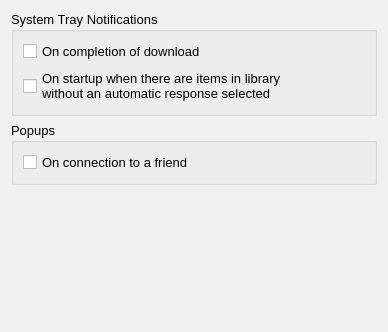
This is MixologistGui/gui/Preferences/NotifyDialog.ui in rebeccaskinner/The-Mixologist as Qt 5 draws it before an edit. The edited form follows.
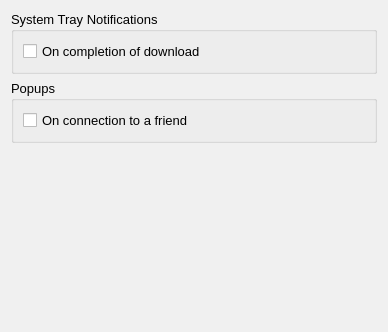
This is the edited form.

```diff
--- a/MixologistGui/gui/Preferences/NotifyDialog.ui
+++ b/MixologistGui/gui/Preferences/NotifyDialog.ui
@@ -519,14 +519,6 @@
         </property>
        </widget>
       </item>
-      <item>
-       <widget class="QCheckBox" name="tray_UnmatchedFiles">
-        <property name="text">
-         <string>On startup when there are items in library
-without an automatic response selected</string>
-        </property>
-       </widget>
-      </item>
      </layout>
     </widget>
    </item>
```
